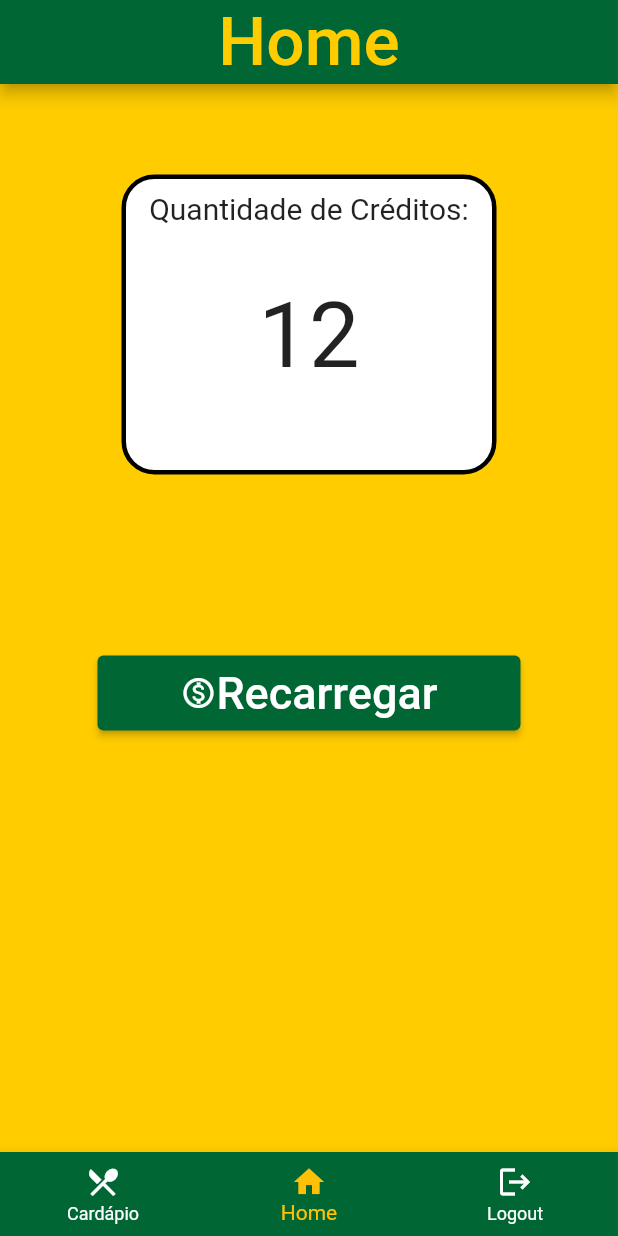
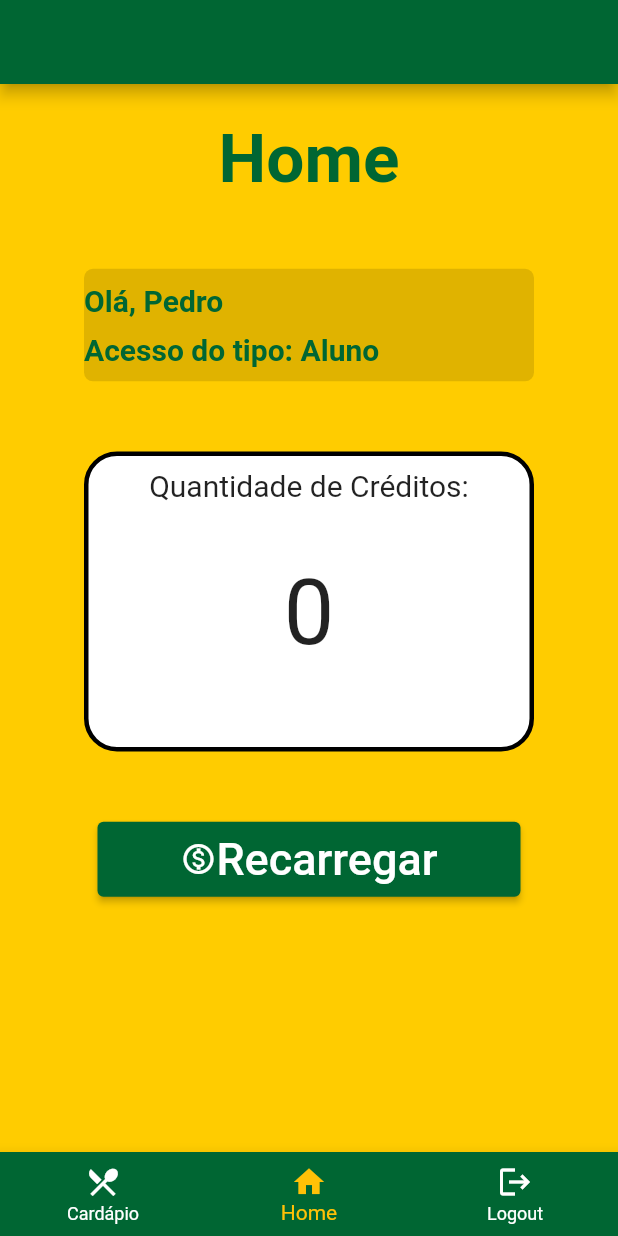
Before and after one commit to pedro-yamada/runico-ufabc, a Flutter app: the screen it shows after launch, on a phone screen of 412 x 824 dp. Run offline on Flutter 3.47's test engine with Material 2 defaults, Android fonts, the phone set to English and light mode, and no system bars; our stand-ins replace sqflite; accounts and stored records are empty.

Commit message:
Criacao e Implementacao Inicial Classes

```diff
--- a/lib/components/user.dart
+++ b/lib/components/user.dart
@@ -0,0 +1,32 @@
+import 'package:flutter/material.dart';
+
+class User {
+  final String name;
+  final String email;
+  final String userType;
+  int creditCount;
+
+  User({
+    required this.name,
+    required this.email,
+    required this.userType,   // 'Aluno' ou 'Externo'
+    required this.creditCount,
+  });
+}
+
+class UserProvider with ChangeNotifier {
+  User? _user;
+
+  User? get user => _user;
+
+  void setUser(User user) {
+    _user = user;
+    notifyListeners();
+  }
+  void addCredits(int credits) {
+    if (user?.creditCount != null){
+      user?.creditCount += credits;
+    }
+    notifyListeners();
+  }
+}
--- a/lib/main.dart
+++ b/lib/main.dart
@@ -1,9 +1,20 @@
 import 'package:flutter/material.dart';
 import 'resources/colors.dart';
 import 'screens/home.dart';
-import 'screens/credits_selection.dart';
+import 'package:runico_ufabc/components/user.dart';
+import 'package:provider/provider.dart';
+
 void main() {
-  runApp(const MyApp());
+  runApp(
+    Builder(
+      builder: (context) {
+        return ChangeNotifierProvider(
+          create: (_) => UserProvider(),
+          child: const MyApp(),
+        );
+      },
+    ),
+  );
 }
 
 class MyApp extends StatelessWidget {
@@ -12,12 +23,18 @@ class MyApp extends StatelessWidget {
   // This widget is the root of your application.
   @override
   Widget build(BuildContext context) {
+    loginUser(context);
     return MaterialApp(
       title: 'Flutter Demo',
       theme: ThemeData(
         primarySwatch: coresufabc,
       ),
-      home: HomePage(),
+      home: const HomePage(),
     );
   }
 }
+
+void loginUser(BuildContext context){
+  final userProvider = Provider.of<UserProvider>(context, listen: false);
+  userProvider.setUser(User(name: 'Pedro', email: 'pepe.yamada1@gmail.com', userType: 'Aluno', creditCount: 0));
+}
--- a/lib/screens/home.dart
+++ b/lib/screens/home.dart
@@ -1,6 +1,8 @@
 import 'package:flutter/material.dart';
+import 'package:provider/provider.dart';
 import 'package:runico_ufabc/resources/colors.dart';
 import 'package:runico_ufabc/screens/credits_selection.dart';
+import 'package:runico_ufabc/components/user.dart';
 
 class HomePage extends StatefulWidget {
   const HomePage({super.key});
@@ -12,10 +14,16 @@ class HomePage extends StatefulWidget {
 class _HomeState extends State<HomePage> {
   int _selectedIndex = 1;
   static const TextStyle optionStyle =
-  TextStyle(fontSize: 30, fontWeight: FontWeight.bold);
+      TextStyle(fontSize: 30, fontWeight: FontWeight.bold);
   final List<Widget> _widgetOptions = <Widget>[
-    const Text('Cardapio',style: optionStyle,),
+    const Text(
+      'Cardapio',
+      style: optionStyle,
+    ),
     Builder(builder: (context) {
+      final userProvider = context.watch<UserProvider>();
+      final user = userProvider.user;
+
       return Stack(
         children: [
           Container(
@@ -26,12 +34,50 @@ class _HomeState extends State<HomePage> {
               mainAxisAlignment: MainAxisAlignment.spaceAround,
               crossAxisAlignment: CrossAxisAlignment.center,
               children: [
+                Text(
+                  'Home',
+                  style: TextStyle(
+                    fontSize: 45,
+                    color: coresufabc,
+                    fontWeight: FontWeight.bold
+                  ),
+                ),
+                Container(
+                  width: 300,
+                  height: 75,
+                  decoration: BoxDecoration(
+                    color: Colors.black12,
+                    borderRadius: BorderRadius.circular(6)
+                  ),
+                  child: Column(
+                    mainAxisAlignment: MainAxisAlignment.spaceEvenly,
+                    crossAxisAlignment: CrossAxisAlignment.start,
+                    children: [
+                      Text(
+                        'Olá, ${user?.name}',
+                        style: TextStyle(
+                            fontSize: 20,
+                            color: coresufabc,
+                            fontWeight: FontWeight.bold
+                        ),
+                      ),
+                      Text(
+                        'Acesso do tipo: ${user?.userType}',
+                        style: TextStyle(
+                            fontSize: 20,
+                            color: coresufabc,
+                            fontWeight: FontWeight.bold
+                        ),
+                      ),
+                    ],
+                  ),
+                ),
                 Container(
                   decoration: BoxDecoration(
                       color: Colors.white,
                       borderRadius: BorderRadius.circular(22),
                       border: Border.all(color: Colors.black, width: 3)),
-                  width: 250,
+                  width: 300,
                   height: 200,
                   child: Column(
                     children: [
@@ -44,7 +90,7 @@ class _HomeState extends State<HomePage> {
                       ),
                       SizedBox(height: 30),
                       Text(
-                        '12',
+                        user!.creditCount.toString(),
                         style: TextStyle(fontSize: 60),
                       )
                     ],
@@ -101,15 +147,15 @@ class _HomeState extends State<HomePage> {
   Widget build(BuildContext context) {
     return Scaffold(
       appBar: AppBar(
-        title: const Center(
-          child: Text(
-            'Home',
-            style: TextStyle(
-              fontSize: 45,
-              color: Color(0xFFFFCC00),
-            ),
-          ),
-        ),
+        // title: const Center(
+        //   child: Text(
+        //     'RUnico UFABC',
+        //     style: TextStyle(
+        //       fontSize: 45,
+        //       color: Color(0xFFFFCC00),
+        //     ),
+        //   ),
+        // ),
         backgroundColor: const Color(0xFF006633),
       ),
       body: Center(
@@ -121,18 +167,12 @@ class _HomeState extends State<HomePage> {
             icon: Icon(Icons.restaurant_menu_outlined),
             label: 'Cardápio',
           ),
-          BottomNavigationBarItem(
-            icon: Icon(Icons.home),
-            label: 'Home'
-          ),
-          BottomNavigationBarItem(
-            icon: Icon(Icons.logout),
-            label: 'Logout'
-          ),
+          BottomNavigationBarItem(icon: Icon(Icons.home), label: 'Home'),
+          BottomNavigationBarItem(icon: Icon(Icons.logout), label: 'Logout'),
         ],
         backgroundColor: coresufabc,
         currentIndex: _selectedIndex,
-        unselectedItemColor : Colors.white,
+        unselectedItemColor: Colors.white,
         selectedItemColor: Colors.amber,
         onTap: _onItemTapped,
       ),
--- a/pubspec.yaml
+++ b/pubspec.yaml
@@ -35,6 +35,8 @@ dependencies:
   # The following adds the Cupertino Icons font to your application.
   # Use with the CupertinoIcons class for iOS style icons.
   cupertino_icons: ^1.0.2
+  sqflite: ^2.0.3+1
+  provider: ^6.0.1
 
 dev_dependencies:
   flutter_test:
```
Also changed, not shown: lib/components/menu.dart (+22 -0 lines), lib/data/database.dart (+12 -0 lines), lib/data/menu_dao.dart (+78 -0 lines), lib/data/user_dao.dart (+73 -0 lines), lib/screens/credits_selection.dart (+101 -34 lines), lib/screens/recharge_selection.dart (+43 -9 lines).
